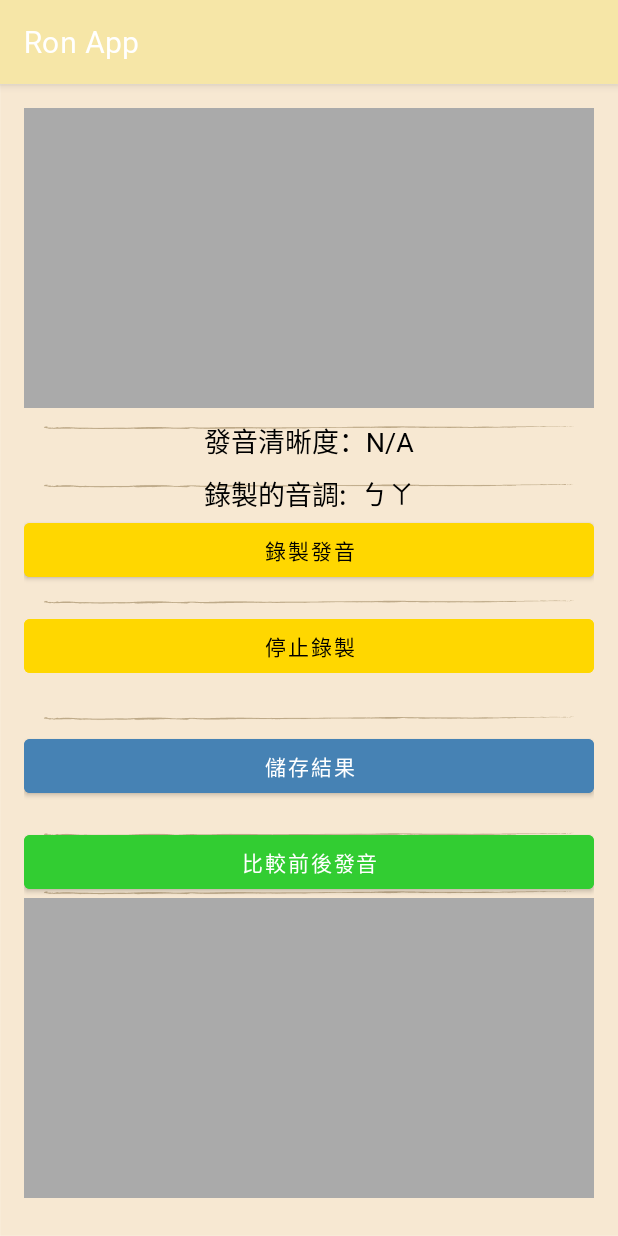
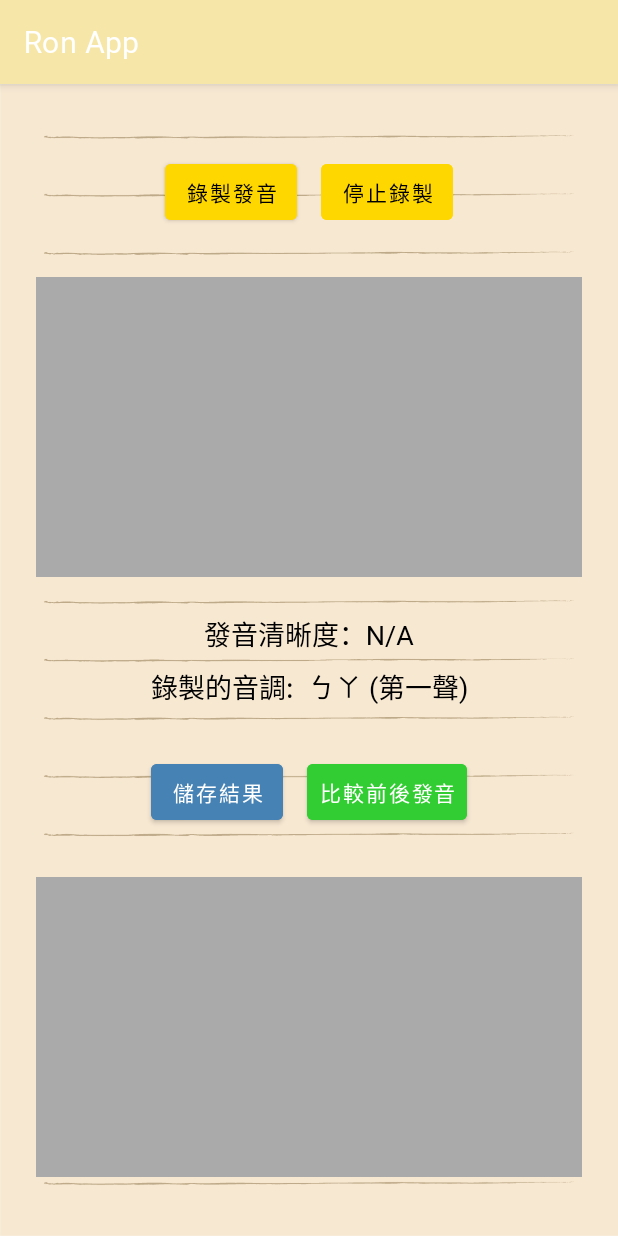
Before and after one commit to gc40510/HearProject_1224, an Android app: the MainActivityc screen opened directly, with no data from a screen before it, on a phone screen of 412 x 824 dp. Run offline under Robolectric (Android 15) with nearby library versions, the phone set to English and light mode, and no system bars; libraries missing offline, so code that uses them is left out: com.maple.recorder; pictures from the network do not load.

Commit message:
3/3 台語功能新增1

```diff
--- /dev/null
+++ b/app/src/main/assets/george2.txt
@@ -0,0 +1,2 @@
+phōng kó v2_k00_i000_
+suāinn á v2_k00_i001_
--- a/app/src/main/res/layout/activity_main_activityc.xml
+++ b/app/src/main/res/layout/activity_main_activityc.xml
@@ -3,20 +3,49 @@
     android:layout_width="match_parent"
     android:layout_height="match_parent"
     android:orientation="vertical"
-    android:padding="16dp"
-    android:background="@drawable/score_bg">
+    android:padding="24dp"
+    android:background="@drawable/score_bg"
+    android:gravity="center">
 
-    <!-- 錄音按鈕 -->
+    <!-- 錄音控制區 -->
+    <LinearLayout
+        android:layout_width="match_parent"
+        android:layout_height="wrap_content"
+        android:orientation="horizontal"
+        android:gravity="center"
+        android:layout_marginBottom="24dp">
 
-    <!-- Pitch Contour 圖片顯示 -->
+        <Button
+            android:id="@+id/btn_record"
+            android:layout_width="wrap_content"
+            android:layout_height="wrap_content"
+            android:backgroundTint="#FFD700"
+            android:text="錄製發音"
+            android:textColor="#000000"
+            android:layout_margin="8dp"
+            android:padding="8dp"/>
+
+        <Button
+            android:id="@+id/btn_stop"
+            android:layout_width="wrap_content"
+            android:layout_height="wrap_content"
+            android:backgroundTint="#FFD700"
+            android:text="停止錄製"
+            android:textColor="#000000"
+            android:layout_margin="8dp"
+            android:padding="8dp"/>
+    </LinearLayout>
+
+    <!-- 第一張 Pitch Contour 圖片 -->
     <ImageView
         android:id="@+id/img_pitch_contour"
         android:layout_width="match_parent"
         android:layout_height="200dp"
         android:scaleType="fitCenter"
-        android:background="@android:color/darker_gray"/>
+        android:background="@android:color/darker_gray"
+        android:layout_marginBottom="24dp"/>
 
-    <!-- 發音清晰度結果 -->
+    <!-- 發音結果 -->
     <TextView
         android:id="@+id/txt_result"
         android:layout_width="match_parent"
@@ -25,59 +54,52 @@
         android:textSize="18sp"
         android:textColor="#000000"
         android:gravity="center"
-        android:layout_marginTop="8dp"/>
+        android:layout_marginBottom="8dp"/>
+
     <TextView
         android:id="@+id/txt_result2"
         android:layout_width="match_parent"
         android:layout_height="wrap_content"
-        android:text="錄製的音調:  ㄅㄚ"
+        android:text="錄製的音調:  ㄅㄚ (第一聲)"
         android:textSize="18sp"
         android:textColor="#000000"
         android:gravity="center"
-        android:layout_marginTop="8dp"/>
+        android:layout_marginBottom="24dp"/>
 
-    <!-- 儲存圖片按鈕 -->
-
-    <Button
-        android:id="@+id/btn_record"
+    <!-- 儲存與比較按鈕 -->
+    <LinearLayout
         android:layout_width="match_parent"
         android:layout_height="wrap_content"
-        android:layout_marginBottom="16dp"
-        android:backgroundTint="#FFD700"
-        android:text="錄製發音"
-        android:textColor="#000000" />
-    <Button
-        android:id="@+id/btn_stop"
-        android:layout_width="match_parent"
-        android:layout_height="wrap_content"
-        android:layout_marginBottom="16dp"
-        android:backgroundTint="#FFD700"
-        android:text="停止錄製"
-        android:textColor="#000000" />
+        android:orientation="horizontal"
+        android:gravity="center"
+        android:layout_marginBottom="24dp">
 
         <Button
             android:id="@+id/btn_save"
-        android:layout_width="match_parent"
+            android:layout_width="wrap_content"
             android:layout_height="wrap_content"
-        android:layout_marginTop="16dp"
             android:backgroundTint="#4682B4"
             android:text="儲存結果"
-        android:textColor="#FFFFFF" />
+            android:textColor="#FFFFFF"
+            android:layout_margin="8dp"
+            android:padding="8dp"/>
 
-    <!-- 比較前後發音按鈕 -->
         <Button
             android:id="@+id/btn_compare"
-        android:layout_width="match_parent"
+            android:layout_width="wrap_content"
             android:layout_height="wrap_content"
-        android:layout_marginTop="16dp"
             android:backgroundTint="#32CD32"
             android:text="比較前後發音"
-        android:textColor="#FFFFFF" />
+            android:textColor="#FFFFFF"
+            android:layout_margin="8dp"
+            android:padding="8dp"/>
+    </LinearLayout>
+
+    <!-- 第二張 Pitch Contour 圖片 -->
     <ImageView
         android:id="@+id/img_pitch_contour2"
         android:layout_width="match_parent"
         android:layout_height="200dp"
         android:scaleType="fitCenter"
         android:background="@android:color/darker_gray"/>
-
 </LinearLayout>
```
Also changed, not shown: app/src/main/java/com/example/rfinal/MainActivitya.java (+18 -0 lines), app/src/main/java/com/example/rfinal/MainActivityc.java (+59 -17 lines), 2 other files. Lines whose indentation alone changed are shown as unchanged.
